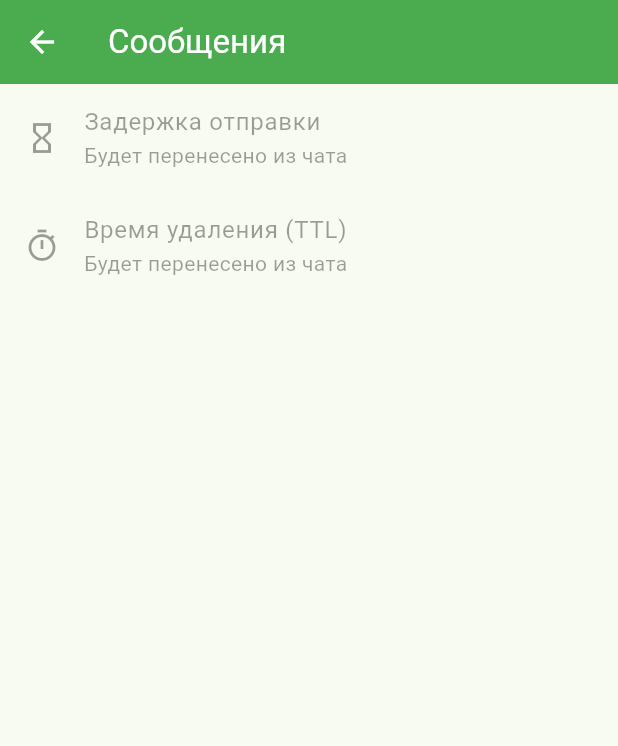
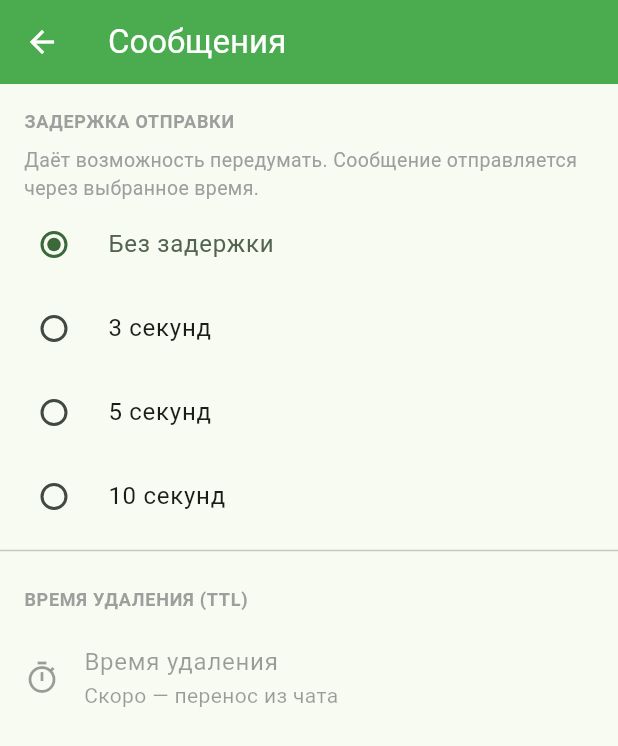
Before and after one commit to isotope-network/isotope-core, a Flutter app: the SettingsScreen screen opened directly, after a tap on "Сообщения", on a phone screen of 412 x 824 dp. Shown: the top 746 px of the screen. Run offline on Flutter 3.47's test engine with Material 3 defaults, Android fonts, the phone set to English and light mode, and no system bars; our stand-ins replace connectivity_plus, flutter_blue_plus, flutter_secure_storage, image_picker, multicast_dns, qr_flutter and 1 more; missing offline and left inert: mobile_scanner; accounts and stored records are empty.

Commit message:
feat(settings): enable system items + delay UI + remove legacy method

```diff
--- a/mobile/lib/screens/messages_settings_screen.dart
+++ b/mobile/lib/screens/messages_settings_screen.dart
@@ -1,11 +1,14 @@
 // mobile/lib/screens/messages_settings_screen.dart
 import 'package:flutter/material.dart';
+import 'package:provider/provider.dart';
+import '../providers/chat_provider.dart';
 
 /// Экран «Сообщения».
-/// Пока — заглушки: задержка отправки + TTL.
-/// Реальная логика — перенос из chat_screen (следующий шаг).
+/// Пока — задержка отправки. TTL — заглушка (перенесём из chat_screen).
 class MessagesSettingsScreen extends StatelessWidget {
   const MessagesSettingsScreen({super.key});
+
+  static const List<int> _delayOptions = [0, 3, 5, 10];
 
   @override
   Widget build(BuildContext context) {
@@ -13,21 +16,66 @@ class MessagesSettingsScreen extends StatelessWidget {
       appBar: AppBar(
         title: const Text('Сообщения'),
       ),
-      body: ListView(
-        children: const [
-          ListTile(
-            leading: Icon(Icons.hourglass_empty),
-            title: Text('Задержка отправки'),
-            subtitle: Text('Будет перенесено из чата'),
-            enabled: false,
-          ),
-          ListTile(
-            leading: Icon(Icons.timer_outlined),
-            title: Text('Время удаления (TTL)'),
-            subtitle: Text('Будет перенесено из чата'),
-            enabled: false,
-          ),
-        ],
+      body: Consumer<ChatProvider>(
+        builder: (_, provider, __) {
+          return ListView(
+            children: [
+              const Padding(
+                padding: EdgeInsets.fromLTRB(16, 16, 16, 8),
+                child: Text(
+                  'ЗАДЕРЖКА ОТПРАВКИ',
+                  style: TextStyle(
+                    fontSize: 12,
+                    fontWeight: FontWeight.bold,
+                    color: Colors.grey,
+                    letterSpacing: 0.5,
+                  ),
+                ),
+              ),
+              const Padding(
+                padding: EdgeInsets.symmetric(horizontal: 16),
+                child: Text(
+                  'Даёт возможность передумать. Сообщение отправляется через выбранное время.',
+                  style: TextStyle(fontSize: 13, color: Colors.grey),
+                ),
+              ),
+              ..._delayOptions.map((sec) {
+                final label = sec == 0 ? 'Без задержки' : '$sec секунд';
+                final isSelected = provider.sendDelay == sec;
+                return RadioListTile<int>(
+                  title: Text(label),
+                  value: sec,
+                  // ignore: deprecated_member_use
+                  groupValue: provider.sendDelay,
+                  // ignore: deprecated_member_use
+                  onChanged: (v) {
+                    if (v != null) provider.setSendDelay(v);
+                  },
+                  selected: isSelected,
+                );
+              }),
+              const Divider(),
+              const Padding(
+                padding: EdgeInsets.fromLTRB(16, 16, 16, 8),
+                child: Text(
+                  'ВРЕМЯ УДАЛЕНИЯ (TTL)',
+                  style: TextStyle(
+                    fontSize: 12,
+                    fontWeight: FontWeight.bold,
+                    color: Colors.grey,
+                    letterSpacing: 0.5,
+                  ),
+                ),
+              ),
+              const ListTile(
+                leading: Icon(Icons.timer_outlined),
+                title: Text('Время удаления'),
+                subtitle: Text('Скоро — перенос из чата'),
+                enabled: false,
+              ),
+            ],
+          );
+        },
       ),
     );
   }
--- a/mobile/lib/screens/settings_screen.dart
+++ b/mobile/lib/screens/settings_screen.dart
@@ -6,7 +6,18 @@ import 'messages_settings_screen.dart';
 /// Экран «Настройки» — список разделов.
 /// Личные — выше Системных (пользовательское важнее).
 class SettingsScreen extends StatelessWidget {
-  const SettingsScreen({super.key});
+  /// Колбэк «Подключение» — открывает диалог bootstrap.
+  /// Передаётся из ConnectScreen (там — контроллеры и логика).
+  final VoidCallback? onConnection;
+
+  /// Колбэк «Ввести код контакта» — открывает диалог ручного ввода.
+  final VoidCallback? onManualCode;
+
+  const SettingsScreen({
+    super.key,
+    this.onConnection,
+    this.onManualCode,
+  });
 
   @override
   Widget build(BuildContext context) {
@@ -47,20 +58,19 @@ class SettingsScreen extends StatelessWidget {
 
           // ==== СИСТЕМНЫЕ ====
           const _SectionHeader('Системные'),
-          // TODO: Подключение (bootstrap) — перенести из connect_screen.
-          // TODO: Ввести код контакта — перенести из connect_screen.
-          // Пока — заглушки. Реальная логика — в connect_screen (bottom sheet).
-          const ListTile(
-            leading: Icon(Icons.link),
-            title: Text('Подключение'),
-            subtitle: Text('Адрес подключения'),
-            enabled: false,
+          ListTile(
+            leading: const Icon(Icons.link),
+            title: const Text('Подключение'),
+            subtitle: const Text('Адрес подключения'),
+            enabled: onConnection != null,
+            onTap: onConnection,
           ),
-          const ListTile(
-            leading: Icon(Icons.input),
-            title: Text('Ввести код контакта'),
-            subtitle: Text('Для продвинутых'),
-            enabled: false,
+          ListTile(
+            leading: const Icon(Icons.input),
+            title: const Text('Ввести код контакта'),
+            subtitle: const Text('Для продвинутых'),
+            enabled: onManualCode != null,
+            onTap: onManualCode,
           ),
 
           const SizedBox(height: 16),
```
Also changed, not shown: mobile/lib/screens/connect_screen.dart (+8 -46 lines).
